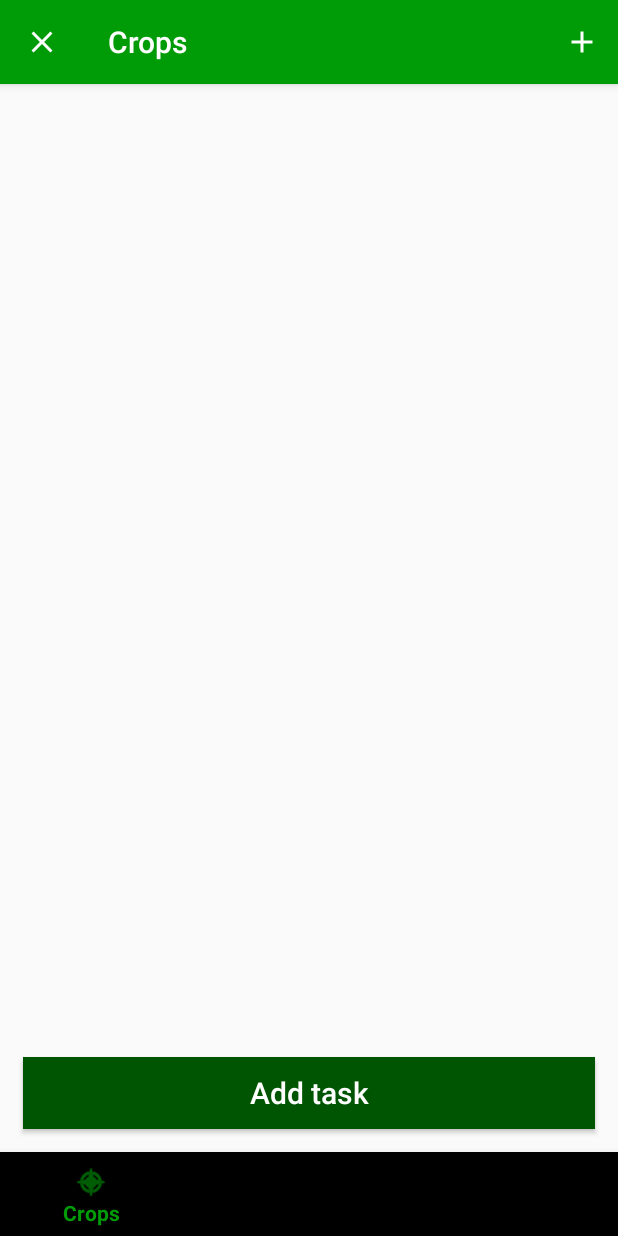
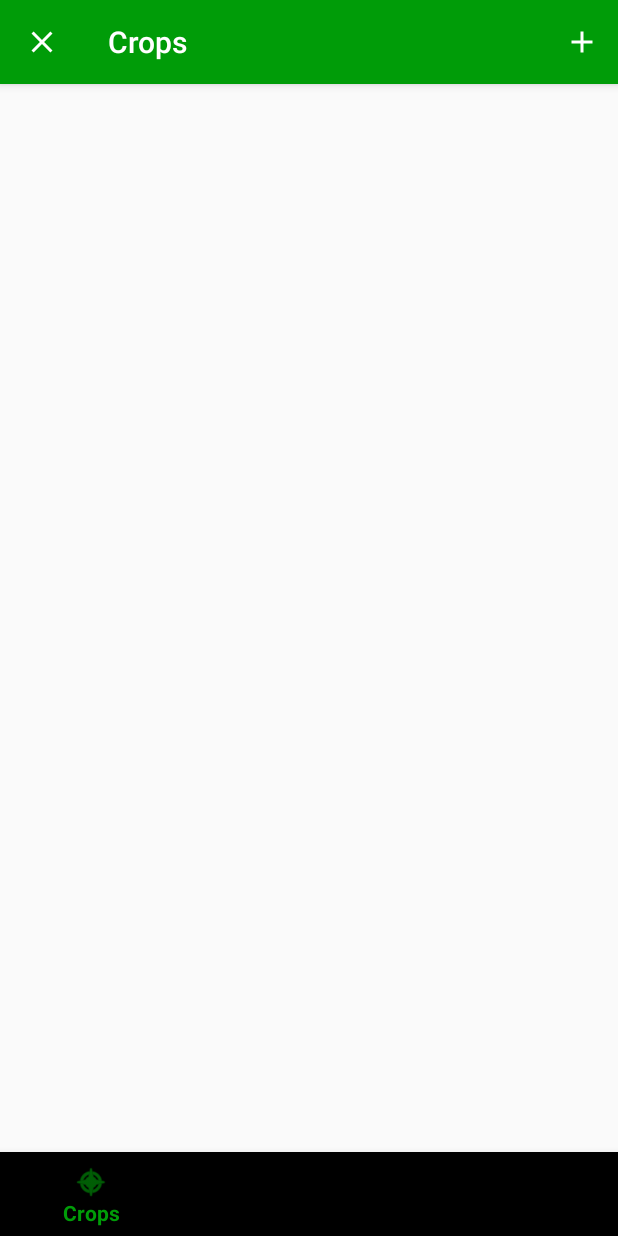
Before and after one commit to MartinZX11/Plantorium, an Android app: the fragment AddTaskFragment placed in its activity, on a phone screen of 412 x 824 dp. Run offline under Robolectric (Android 15) with nearby library versions, the phone set to English and light mode, and no system bars.

```diff
--- a/app/src/main/java/com/computalimpo/plantorium/fragments/AddTaskFragment.java
+++ b/app/src/main/java/com/computalimpo/plantorium/fragments/AddTaskFragment.java
@@ -9,6 +9,7 @@ import android.view.MenuInflater;
 import android.view.MenuItem;
 import android.view.View;
 import android.view.ViewGroup;
+import android.widget.Spinner;
 
 import com.computalimpo.plantorium.R;
 
@@ -32,6 +33,12 @@ public class AddTaskFragment extends Fragment {
     }
 
     @Override
+    public void onDestroyView() {
+        super.onDestroyView();
+        ((AppCompatActivity)getActivity()).getSupportActionBar().setDisplayHomeAsUpEnabled(false);
+    }
+
+    @Override
     public boolean onOptionsItemSelected(final MenuItem item) {
         switch (item.getItemId()) {
 
--- a/app/src/main/res/layout/fragment_add_task.xml
+++ b/app/src/main/res/layout/fragment_add_task.xml
@@ -4,23 +4,4 @@
     xmlns:app="http://schemas.android.com/apk/res-auto"
     xmlns:tools="http://schemas.android.com/tools"
     android:layout_width="match_parent"
-    android:layout_height="match_parent">
-
-    <Button
-        android:id="@+id/addTaskButton"
-        android:layout_width="0dp"
-        android:layout_height="wrap_content"
-        android:layout_marginStart="15dp"
-        android:layout_marginLeft="15dp"
-        android:layout_marginEnd="15dp"
-        android:layout_marginRight="15dp"
-        android:layout_marginBottom="15dp"
-        android:text="@string/add_task"
-        android:textSize="20dp"
-        android:textAllCaps="false"
-        android:textColor="@color/white"
-        android:background="@color/colorPrimaryDark"
-        app:layout_constraintBottom_toBottomOf="parent"
-        app:layout_constraintEnd_toEndOf="parent"
-        app:layout_constraintStart_toStartOf="parent" />
-</android.support.constraint.ConstraintLayout>
+    android:layout_height="match_parent"/>
```
